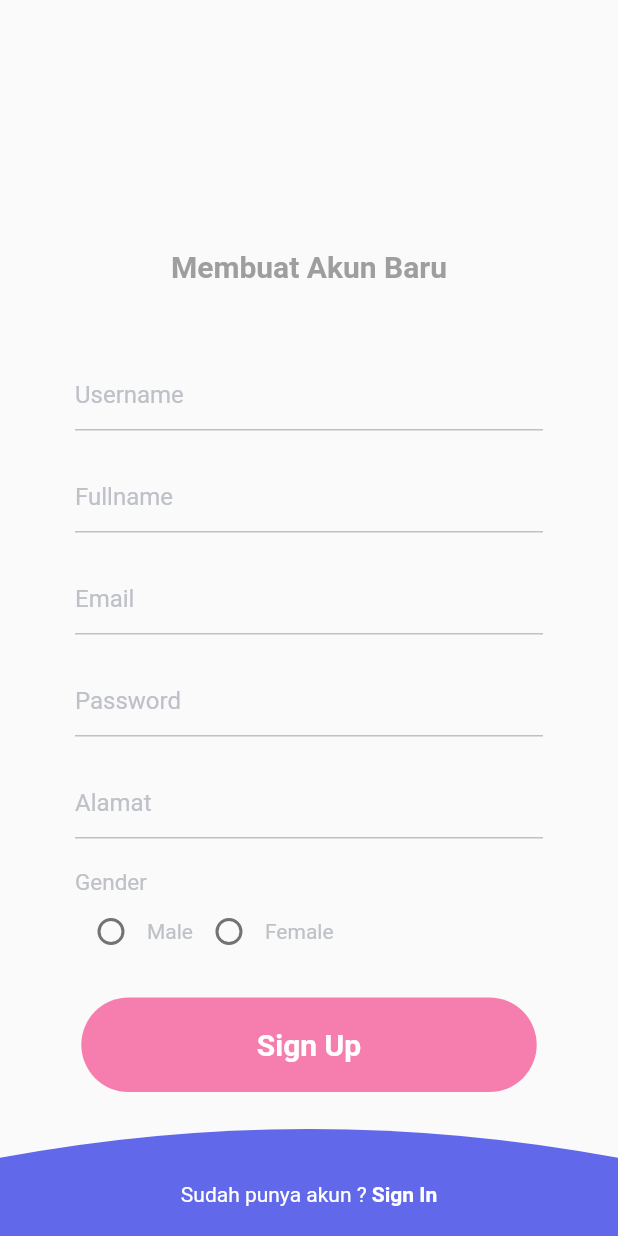
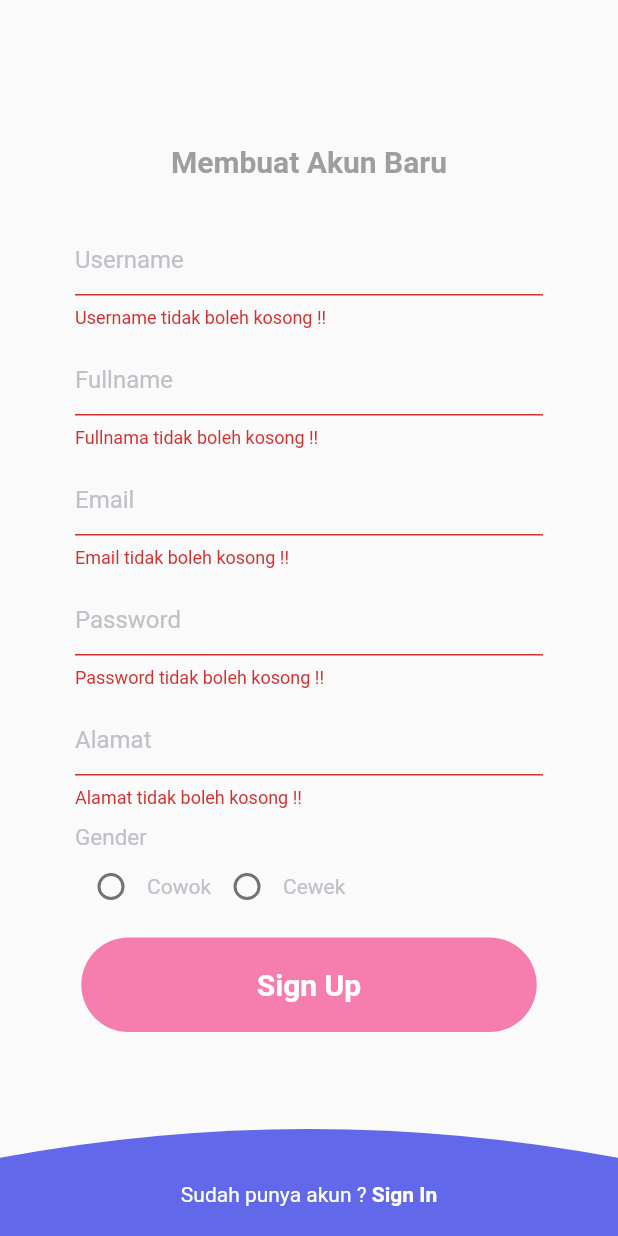
Before and after one commit to vicco7s/udacoding_repository, a Flutter app: the SignUpScreen screen opened directly, after a tap on "Sign Up", on a phone screen of 412 x 824 dp. Run offline on Flutter 3.47's test engine with Material 2 defaults, Android fonts, the phone set to English and light mode, and no system bars; our stand-ins replace font_awesome_flutter, numberpicker, shared_preferences; accounts and stored records are empty.

Commit message:
first commit

```diff
--- a/login_mysql/lib/screen/login.dart
+++ b/login_mysql/lib/screen/login.dart
@@ -98,6 +98,7 @@ class _LoginScreenState extends State<LoginScreen> {
 
 
   @override
+  // ignore: missing_return
   Widget build(BuildContext context) {
     switch (_loginStatus) {
       case statusLogin.notSignIn :
--- a/login_mysql/lib/screen/register.dart
+++ b/login_mysql/lib/screen/register.dart
@@ -1,6 +1,8 @@
 import 'package:flutter/material.dart';
 import 'package:login_mysql/components/containerpaint.dart';
 import 'package:login_mysql/constant/constant.dart';
+import 'package:http/http.dart' as http;
+import 'dart:convert';
 
 class SignUpScreen extends StatefulWidget {
   @override
@@ -8,9 +10,56 @@ class SignUpScreen extends StatefulWidget {
 }
 
 class _SignUpScreenState extends State<SignUpScreen> {
-    List gender=["Male","Female"];
 
-  String sex;
+  TextEditingController cUsername = TextEditingController();
+  TextEditingController cFullName = TextEditingController();
+  TextEditingController cEmail = TextEditingController();
+  TextEditingController cPassword = TextEditingController();
+  TextEditingController cAlamat = TextEditingController();
+
+  List sex=["Male","Female"];
+
+  String nUsername, nFullName, nEmail, nPassword, nAlamat;
+  String gender = "";
+
+  //menambahkan key form
+  final _keyForm = GlobalKey<FormState>();
+  // check data saat pressed sign up
+    checkForm(){
+      final form = _keyForm.currentState;
+      if(form.validate()){
+      form.save();
+      submitDataRegister();
+  }
+}
+
+  submitDataRegister() async{
+    final responseData = await http.post("http://localhost:8080/Php/registasi.php",
+    body: {
+      "username" : nUsername,
+      "full_name": nFullName,
+      "email"    : nEmail,
+      "password" : nPassword,
+      "gender"   : gender,
+      "alamat"   : nAlamat,
+    });
+
+    final data = jsonDecode(responseData.body);
+
+    int value = data['value'];
+    String pesan = data['massage'];
+
+    //check value 1 or 0
+    if (value == 1) {
+      setState(() {
+        Navigator.pop(context);
+      });
+    } else if (value == 2) {
+      print(pesan);
+    } else {
+      print(pesan);
+  }
+}
 
 Row addRadioButton(int btnValue, String title) {
     return Row(
@@ -18,12 +67,12 @@ Row addRadioButton(int btnValue, String title) {
   children: <Widget>[
     Radio(
       activeColor: kColorPink,
-      value: gender[btnValue],
-      groupValue: sex,
+      value: sex[btnValue],
+      groupValue: gender,
       onChanged: (value){
         setState(() {
           print(value);
-          sex=value;
+          gender=value;
         });
       },
     ),
@@ -36,7 +85,8 @@ Row addRadioButton(int btnValue, String title) {
   @override
   Widget build(BuildContext context) {
     return Scaffold(
-      body: Container(
+      body: Form(
+        key: _keyForm,
         child: CustomPaint(
          painter: CurvePainter(),
          child: Container(
@@ -45,7 +95,7 @@ Row addRadioButton(int btnValue, String title) {
           child: Column(
            children: [
              Container(
-               padding: EdgeInsets.fromLTRB(0, 0, 0, 50),
+               padding: EdgeInsets.fromLTRB(0, 0, 0, 30),
                child: Text('Membuat Akun Baru',style: TextStyle(color: Colors.grey,fontWeight: FontWeight.bold,fontSize: 20,))),
                Container(
                 padding: EdgeInsets.fromLTRB(50, 0, 50, 0),
@@ -56,7 +106,8 @@ Row addRadioButton(int btnValue, String title) {
                   }
                   return null;
                 },
-                //  controller: usernameController,
+                controller: cUsername,
+                onSaved: (value) => nUsername = cUsername.text,
                 decoration: InputDecoration(
                 hintText: 'Username',
                 hintStyle: kColorField,
@@ -69,7 +120,7 @@ Row addRadioButton(int btnValue, String title) {
                ),
              ),
             ),
-            SizedBox(height: 20,),
+            SizedBox(height: 10,),
             Container(
                 padding: EdgeInsets.fromLTRB(50, 0, 50, 0),
                 child: TextFormField(
@@ -79,7 +130,8 @@ Row addRadioButton(int btnValue, String title) {
                   }
                   return null;
                 },
-                //  controller: usernameController,
+                controller: cFullName,
+                onSaved: (value) => nFullName = cFullName.text,
                 decoration: InputDecoration(
                 hintText: 'Fullname',
                 hintStyle: kColorField,
@@ -92,7 +144,7 @@ Row addRadioButton(int btnValue, String title) {
                ),
              ),
             ),
-            SizedBox(height: 20,),
+            SizedBox(height: 10,),
             Container(
                 padding: EdgeInsets.fromLTRB(50, 0, 50, 0),
                 child: TextFormField(
@@ -102,7 +154,8 @@ Row addRadioButton(int btnValue, String title) {
                   }
                   return null;
                 },
-                //  controller: usernameController,
+                controller: cEmail,
+                onSaved: (value) => nEmail = cEmail.text,
                 decoration: InputDecoration(
                 hintText: 'Email',
                 hintStyle: kColorField,
@@ -115,7 +168,7 @@ Row addRadioButton(int btnValue, String title) {
                ),
              ),
             ),
-            SizedBox(height: 20,),
+            SizedBox(height: 10,),
                Container(
                 padding: EdgeInsets.fromLTRB(50, 0, 50, 0),
                 child: TextFormField(
@@ -126,7 +179,8 @@ Row addRadioButton(int btnValue, String title) {
                   }
                   return null;
                 },
-                //  controller: usernameController,
+                controller: cPassword,
+                onSaved: (value) => nPassword = cPassword.text,
                 decoration: InputDecoration(
                 hintText: 'Password',
                 hintStyle: kColorField,
@@ -139,7 +193,7 @@ Row addRadioButton(int btnValue, String title) {
                ),
              ),
             ),
-            SizedBox(height: 20,),
+            SizedBox(height: 10,),
             Container(
                 padding: EdgeInsets.fromLTRB(50, 0, 50, 0),
                 child: TextFormField(
@@ -149,7 +203,8 @@ Row addRadioButton(int btnValue, String title) {
                   }
                   return null;
                 },
-                //  controller: usernameController,
+                controller: cAlamat,
+                onSaved: (value) => nAlamat = cAlamat.text,
                 decoration: InputDecoration(
                 hintText: 'Alamat',
                 hintStyle: kColorField,
@@ -162,7 +217,7 @@ Row addRadioButton(int btnValue, String title) {
                ),
              ),
             ),
-            SizedBox(height: 20,),
+            SizedBox(height: 10,),
             Container(
               padding: EdgeInsets.fromLTRB(50, 0, 50, 0),
              child: Column(
@@ -175,17 +230,21 @@ Row addRadioButton(int btnValue, String title) {
                 Row(
                  mainAxisAlignment: MainAxisAlignment.start,
                   children: <Widget>[
-                    addRadioButton(0, 'Male'),
-                    addRadioButton(1, 'Female'),
+                    addRadioButton(0, 'Cowok'),
+                    addRadioButton(1, 'Cewek'),
                   ],
                 ),
               ],
              )
             ),
-            SizedBox(height: 20,),
+            SizedBox(height: 10,),
             Center(
              child: GestureDetector(
-              onTap: (){},
+              onTap: (){
+                setState(() {
+                  checkForm();
+                });
+              },
               child: Container(
                 padding: EdgeInsets.fromLTRB(117, 20, 117, 20),
                 decoration: BoxDecoration(
@@ -196,7 +255,7 @@ Row addRadioButton(int btnValue, String title) {
               ),
              ),
             ),
-            SizedBox(height: 60,),
+            SizedBox(height: 100,),
             Container(
               padding: EdgeInsets.fromLTRB(0, 0, 0, 20),
               child: Row(
@@ -213,7 +272,6 @@ Row addRadioButton(int btnValue, String title) {
               ),
             ),
 
-
            ],
           ),
          ),
```
